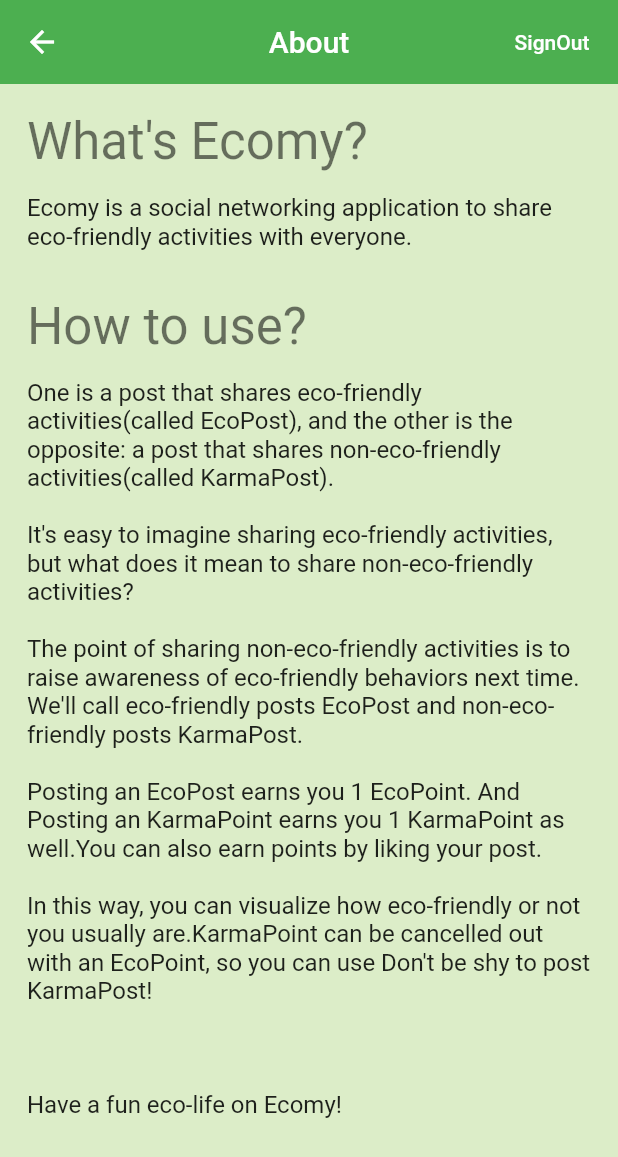
After one commit to kmgk/flutter_hack_20, a Flutter app: the AboutPage screen opened by its route, on a phone screen of 412 x 824 dp. The commit adds this screen. Shown: the top 1157 px of the screen. Run offline on Flutter 3.47's test engine with Material 2 defaults, Android fonts, the phone set to English and light mode, and no system bars; our stand-ins replace cloud_firestore, firebase_auth; missing offline and left inert: cloud_firestore_web, firebase_auth_web, firebase_core_web; accounts and stored records are empty.

Commit message:
about page + α

```diff
--- a/lib/main.dart
+++ b/lib/main.dart
@@ -1,5 +1,6 @@
 import 'package:firebase_auth/firebase_auth.dart';
 import 'package:flutter/material.dart';
+import 'package:flutter_hack20/view/about/about_page.dart';
 import 'package:flutter_hack20/view/landing/landing_page.dart';
 import 'package:provider/provider.dart';
 
@@ -21,6 +22,7 @@ class MyApp extends StatelessWidget {
         ),
         routes: <String, Widget Function(BuildContext)>{
           '/': (_) => const LandingView(),
+          '/about': (_) => const AboutPage()
         },
       ),
     );
--- /dev/null
+++ b/lib/view/about/about_page.dart
@@ -0,0 +1,45 @@
+import 'package:flutter/material.dart';
+import 'package:flutter_hack20/common_widget/appbar.dart';
+
+class AboutPage extends StatelessWidget {
+  const AboutPage();
+  @override
+  Widget build(BuildContext context) {
+    final TextStyle headline2Style = Theme.of(context).textTheme.headline4;
+    final TextStyle subtitle1Style = Theme.of(context).textTheme.subtitle1;
+
+    return Scaffold(
+      backgroundColor: Colors.lightGreen[100],
+      appBar: commonAppBar('About', color: Colors.green),
+      body: Padding(
+        padding: const EdgeInsets.all(18.0),
+        child: SingleChildScrollView(
+          child: Column(
+            crossAxisAlignment: CrossAxisAlignment.start,
+            children: <Widget>[
+              Text('What\'s Ecomy?', style: headline2Style),
+              const SizedBox(height: 15),
+              Text(
+                'Ecomy is a social networking application to share eco-friendly activities with everyone.',
+                style: subtitle1Style,
+              ),
+              const SizedBox(height: 30),
+              Text('How to use?', style: headline2Style),
+              const SizedBox(height: 15),
+              Text(
+                'One is a post that shares eco-friendly activities(called EcoPost), and the other is the opposite: a post that shares non-eco-friendly activities(called KarmaPost).\n\n'
+                'It\'s easy to imagine sharing eco-friendly activities, but what does it mean to share non-eco-friendly activities?\n\n'
+                'The point of sharing non-eco-friendly activities is to raise awareness of eco-friendly behaviors next time.'
+                ' We\'ll call eco-friendly posts EcoPost and non-eco-friendly posts KarmaPost.\n\n'
+                'Posting an EcoPost earns you 1 EcoPoint. And Posting an KarmaPoint earns you 1 KarmaPoint as well.You can also earn points by liking your post.\n\n'
+                'In this way, you can visualize how eco-friendly or not you usually are.KarmaPoint can be cancelled out with an EcoPoint, so you can use Don\'t be shy to post KarmaPost!\n\n'
+                '\n\nHave a fun eco-life on Ecomy!',
+                style: subtitle1Style,
+              ),
+            ],
+          ),
+        ),
+      ),
+    );
+  }
+}
--- a/lib/view/eco_timeline/eco_timeline_page.dart
+++ b/lib/view/eco_timeline/eco_timeline_page.dart
@@ -1,5 +1,6 @@
 import 'package:flutter/material.dart';
 import 'package:flutter_hack20/common_widget/appbar.dart';
+import 'package:flutter_hack20/common_widget/drawer.dart';
 import 'package:flutter_hack20/common_widget/post_card.dart';
 import 'package:flutter_hack20/model/ecoPost.dart';
 import 'package:flutter_hack20/model/user.dart';
@@ -18,6 +19,7 @@ class EcoTimelinePage extends StatelessWidget {
     }
 
     return Scaffold(
+      drawer: drawer(context),
       appBar: commonAppBar('eco posts', color: Colors.green),
       floatingActionButton: FloatingActionButton(
         heroTag: 'eco_timeline',
--- a/lib/view/karma_timeline/karma_timeline_page.dart
+++ b/lib/view/karma_timeline/karma_timeline_page.dart
@@ -1,5 +1,6 @@
 import 'package:flutter/material.dart';
 import 'package:flutter_hack20/common_widget/appbar.dart';
+import 'package:flutter_hack20/common_widget/drawer.dart';
 import 'package:flutter_hack20/common_widget/post_card.dart';
 import 'package:flutter_hack20/model/karmaPost.dart';
 import 'package:flutter_hack20/model/user.dart';
@@ -18,6 +19,7 @@ class KarmaTimelinePage extends StatelessWidget {
     }
 
     return Scaffold(
+      drawer: drawer(context),
       appBar: commonAppBar('karma posts', color: Colors.red),
       floatingActionButton: FloatingActionButton(
         child: const Icon(Icons.add),
--- a/pubspec.yaml
+++ b/pubspec.yaml
@@ -24,3 +24,5 @@ dev_dependencies:
 
 flutter:
   uses-material-design: true
+  assets:
+    - 'assets/'
```
Also changed, not shown: lib/common_widget/drawer.dart (added, +23 -0 lines), lib/view/profile/profile_page.dart (+7 -3 lines), lib/view/sign_in/sign_in_page.dart (+9 -3 lines), assets/logo.png (added), pubspec.lock, 1 other file.
